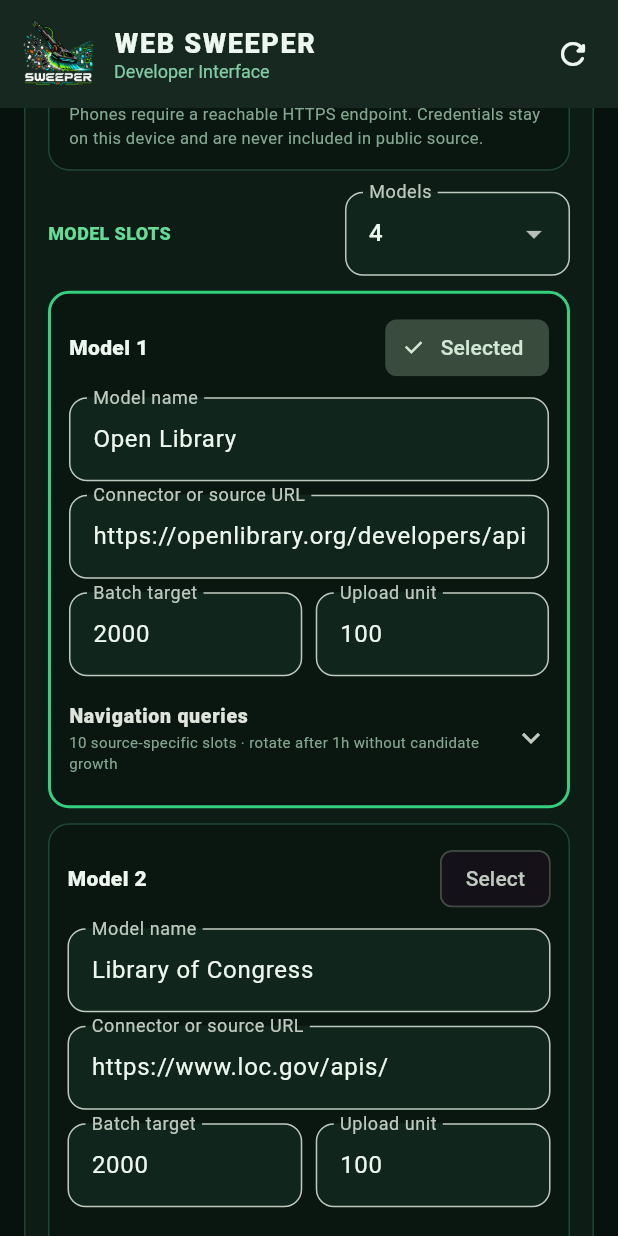
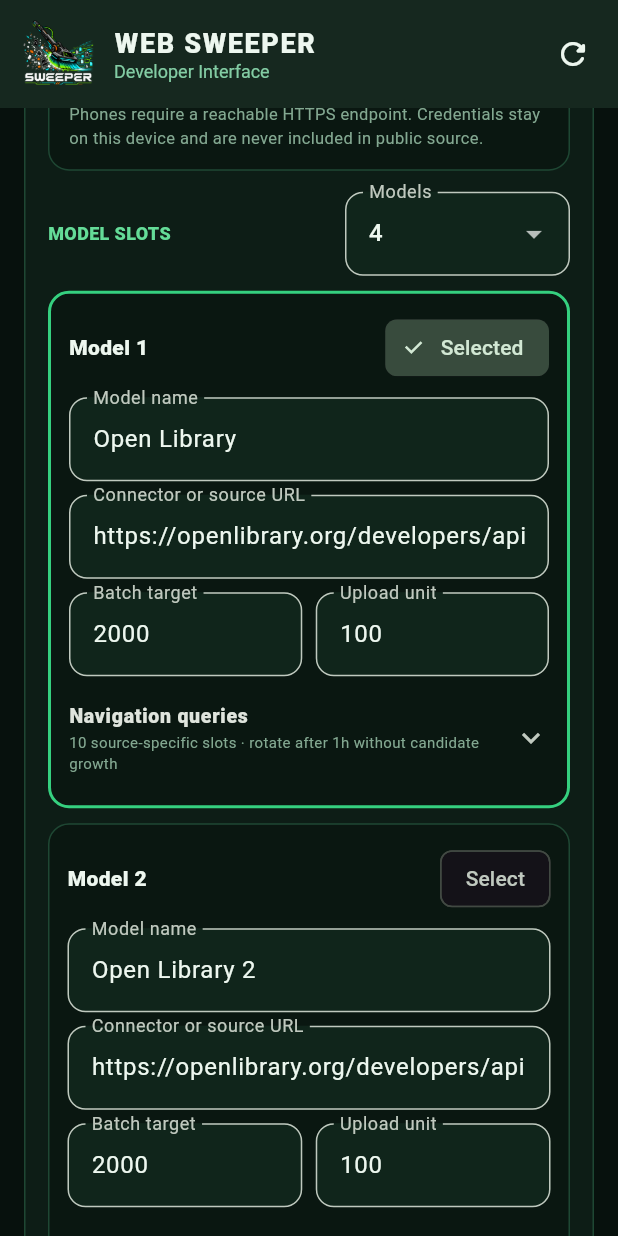
Before and after one commit to jesusnewapp/sweeper-v2, a Flutter app: the screen it shows after launch, scrolled down 2304 dp, on a phone screen of 412 x 824 dp. Run offline on Flutter 3.47's test engine with Material 3 defaults, Android fonts, the phone set to English and light mode, and no system bars; our stand-ins replace just_audio, shared_preferences, video_player; network calls fail.

Commit message:
Label second Open Library lane generically

```diff
--- a/goodies/developer_interface/flutter/lib/main.dart
+++ b/goodies/developer_interface/flutter/lib/main.dart
@@ -129,20 +129,8 @@
     }
     if (index == 1) {
       return ModelSlotDraft(
-        name: 'Library of Congress',
-        connector: 'https://www.loc.gov/apis/',
-        navigationQueries: const [
-          'Sermons, English',
-          'Bible commentaries',
-          'Theology, Doctrinal',
-          'Christian stories',
-          'Devotional literature',
-          'Christian biography',
-          'Church history',
-          'Missions',
-          'Christian education',
-          'Religious poetry, English',
-        ],
+        name: 'Open Library 2',
+        connector: 'https://openlibrary.org/developers/api',
       );
     }
     return ModelSlotDraft();
```
